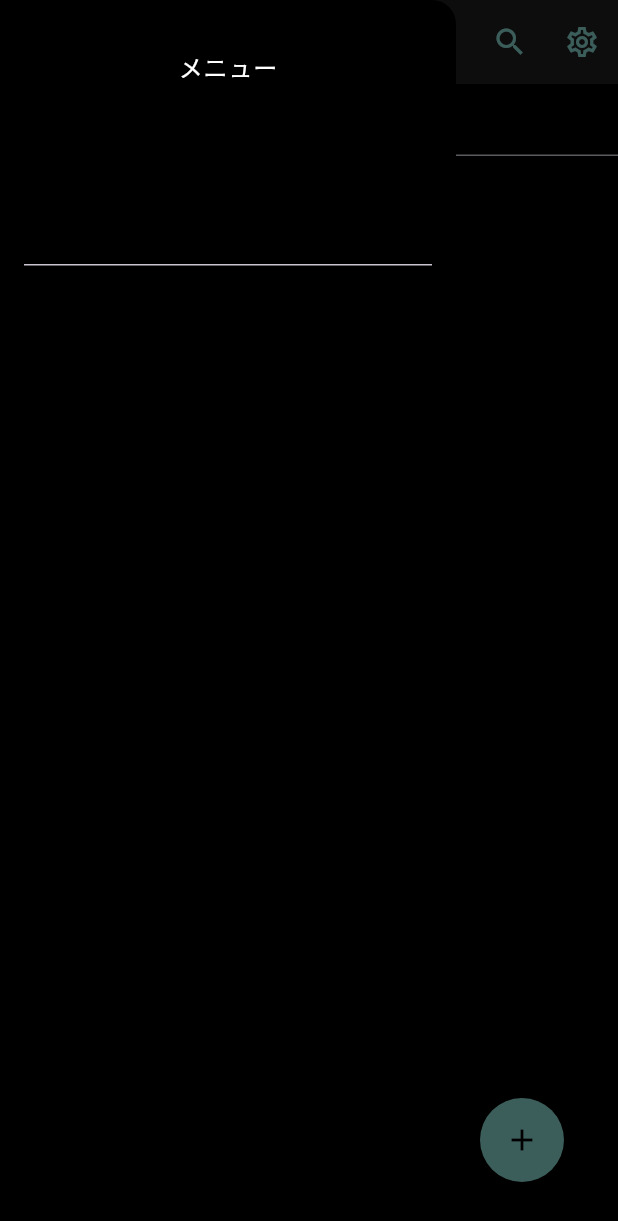
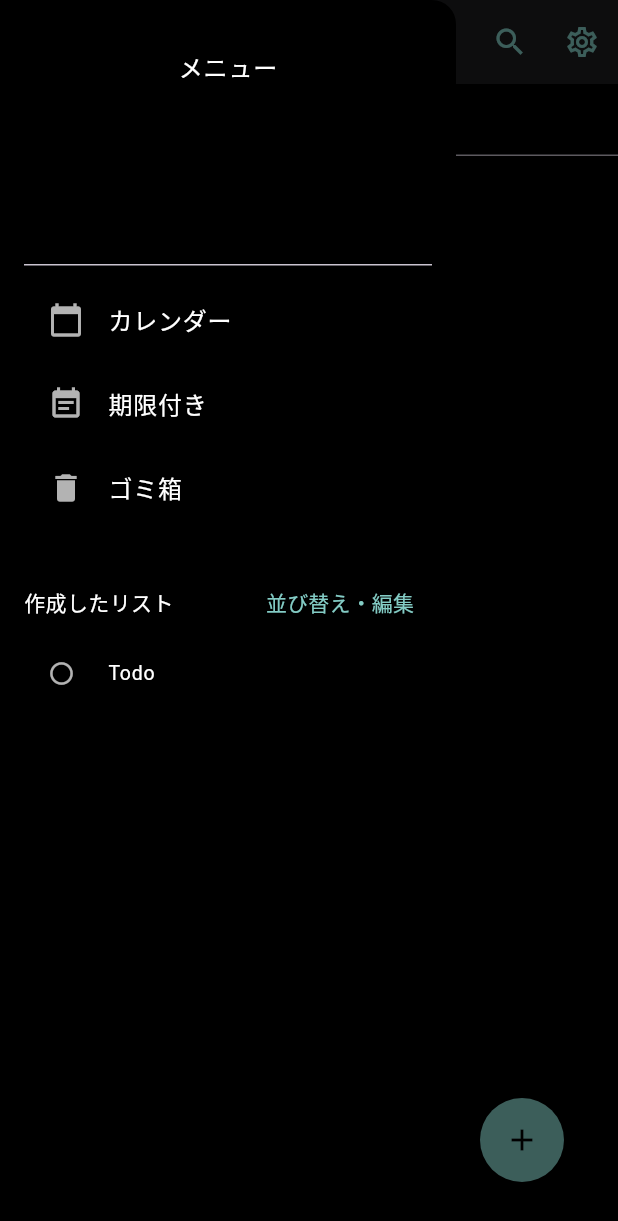
Before and after one commit to Manpage-page/next_todo, a Flutter app: the screen it shows after launch, with the side drawer open, on a phone screen of 412 x 824 dp. Shown: the top 1221 px of the screen. Run offline on Flutter 3.47's test engine with Material 3 defaults, Android fonts, the phone set to English and light mode, and no system bars; our stand-ins replace flutter_riverpod, freezed_annotation, riverpod_annotation, shared_preferences; generated files the repository leaves out were written again.

Commit message:
タブ編集画面の追加

```diff
--- a/lib/presentation/screen/home_screen.dart
+++ b/lib/presentation/screen/home_screen.dart
@@ -1,7 +1,7 @@
 import 'package:flutter/material.dart';
 import 'package:flutter_riverpod/flutter_riverpod.dart';
 import 'package:next_todo/presentation/widgets/appbar_widget.dart';
-import 'package:next_todo/presentation/widgets/drawer_widget.dart';
+import 'package:next_todo/presentation/widgets/drawers/drawer_widget.dart';
 import 'package:next_todo/presentation/widgets/fabs/floating_widget.dart';
 import 'package:next_todo/presentation/widgets/tabbar_widget.dart';
 import 'package:next_todo/presentation/widgets/tabbarview_widget.dart';
--- a/lib/presentation/widgets/drawer_widget.dart
+++ /dev/null
@@ -1,24 +0,0 @@
-import 'package:flutter/material.dart';
-
-//Drawerの中身
-class DrawerWidget extends StatelessWidget {
-  const DrawerWidget({super.key});
-
-  @override
-  Widget build(BuildContext context) {
-    return Drawer(
-      backgroundColor: Colors.black,
-      child: ListView(
-        padding: EdgeInsets.all(16),
-        children: [
-          DrawerHeader(
-            child: Align(
-              alignment: Alignment.topCenter,
-              child: Text('メニュー', style: TextStyle(color: Colors.white)),
-            ),
-          ),
-        ],
-      ),
-    );
-  }
-}
--- /dev/null
+++ b/lib/presentation/widgets/drawers/drawer_widget.dart
@@ -0,0 +1,103 @@
+import 'package:flutter/material.dart';
+import 'package:flutter_riverpod/flutter_riverpod.dart';
+import 'package:next_todo/application/state/providers/selected_index_notifier.dart';
+import 'package:next_todo/application/state/providers/tab_list_notifier.dart';
+import 'package:next_todo/presentation/constants/colors.dart';
+import 'package:next_todo/presentation/widgets/drawers/tab_reorder.dart';
+
+//Drawerの中身
+class DrawerWidget extends ConsumerWidget {
+  const DrawerWidget({super.key});
+
+  @override
+  Widget build(BuildContext context, WidgetRef ref) {
+    final tabsAsync = ref.watch(tabListNotifierProvider);
+
+    return Drawer(
+      backgroundColor: Colors.black,
+
+      child: ListView(
+        padding: EdgeInsets.all(16),
+        children: [
+          DrawerHeader(
+            child: Align(
+              alignment: Alignment.topCenter,
+              child: Text('メニュー', style: TextStyle(color: Colors.white)),
+            ),
+          ),
+          _MenuTile(label: 'カレンダー', icon: Icons.calendar_today),
+          _MenuTile(label: '期限付き', icon: Icons.event_note),
+          _MenuTile(label: 'ゴミ箱', icon: Icons.delete),
+          const SizedBox(height: 24),
+
+          Row(
+            mainAxisAlignment: MainAxisAlignment.spaceBetween,
+            children: [
+              const Text('作成したリスト', style: TextStyle(color: Colors.white)),
+              TextButton(
+                onPressed: () {
+                  Navigator.push(
+                    context,
+                    MaterialPageRoute(builder: (_) => const TabReorderScreen()),
+                  );
+                },
+
+                child: const Text(
+                  '並び替え・編集',
+                  style: TextStyle(color: AppColors.emeraldgreen),
+                ),
+              ),
+            ],
+          ),
+          tabsAsync.when(
+            loading: () => const Center(child: CircularProgressIndicator()),
+            error:
+                (e, _) =>
+                    Text('エラー: $e', style: const TextStyle(color: Colors.red)),
+            data:
+                (tabs) => Column(
+                  children: [
+                    for (final t in tabs)
+                      ListTile(
+                        dense: true,
+                        leading: const Icon(
+                          Icons.radio_button_off,
+                          size: 18,
+                          color: Colors.white70,
+                        ),
+                        title: Text(
+                          t,
+                          style: const TextStyle(color: Colors.white),
+                        ),
+                        onTap: () {
+                          final idx = tabs.indexOf(t);
+                          ref
+                              .read(selectedIndexNotifierProvider.notifier)
+                              .update(idx);
+                          Navigator.pop(context);
+                        },
+                      ),
+                  ],
+                ),
+          ),
+          const SizedBox(height: 24),
+        ],
+      ),
+    );
+  }
+}
+
+class _MenuTile extends StatelessWidget {
+  const _MenuTile({required this.label, required this.icon});
+  final String label;
+  final IconData icon;
+
+  @override
+  Widget build(BuildContext context) {
+    return ListTile(
+      leading: Icon(icon, color: Colors.white70),
+      title: Text(label, style: const TextStyle(color: Colors.white)),
+      onTap: () {}, // TODO: 画面遷移など
+    );
+  }
+}
--- a/lib/presentation/widgets/fabs/undo_fab.dart
+++ b/lib/presentation/widgets/fabs/undo_fab.dart
@@ -12,8 +12,6 @@ class UndoFAB extends ConsumerWidget {
       heroTag: 'undo',
       //いったんundoをデバッグボタンにする
       onPressed: () async {
-        debugPrint('🌀 Debug dump start');
-
         final repo = ref.read(todoRepositoryProvider);
 
         final tabs = await repo.loadTabs();
```
Also changed, not shown: lib/application/state/providers/tab_list_notifier.dart (+49 -2 lines), lib/domain/models/tab_item.dart (added, +15 -0 lines), lib/presentation/widgets/drawers/editable_tile.dart (added, +76 -0 lines), lib/presentation/widgets/drawers/tab_reorder.dart (added, +66 -0 lines), lib/application/state/providers/todolist_notifier.g.dart, lib/domain/models/tab_item.freezed.dart (added), lib/domain/models/tab_item.g.dart (added).
